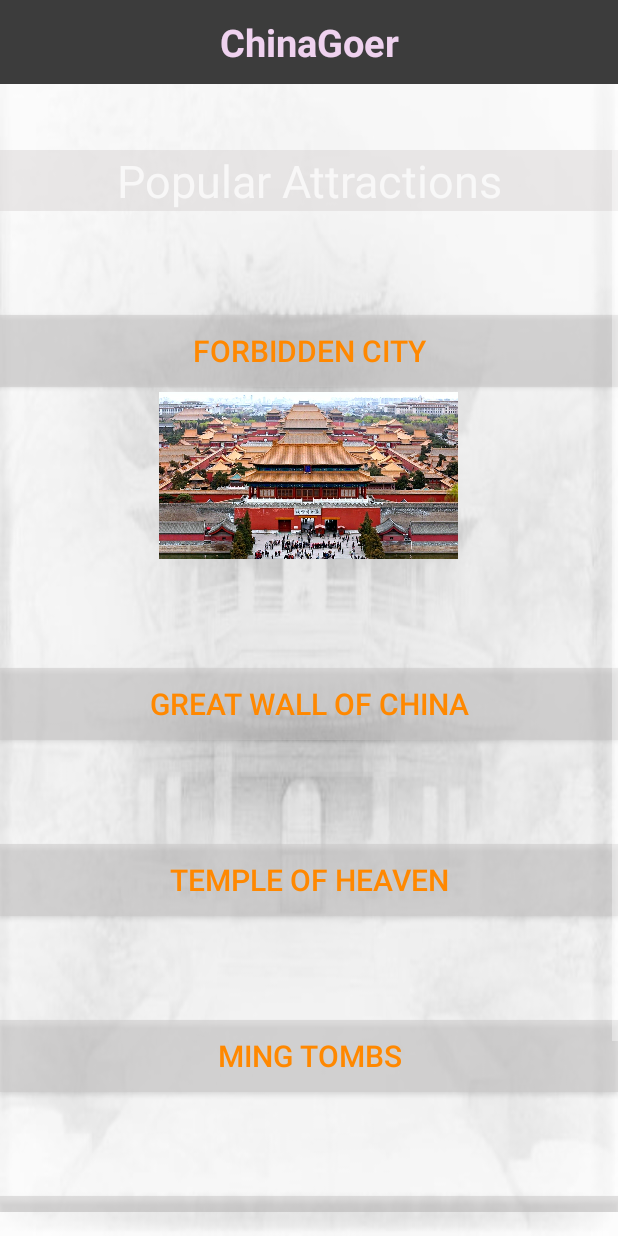
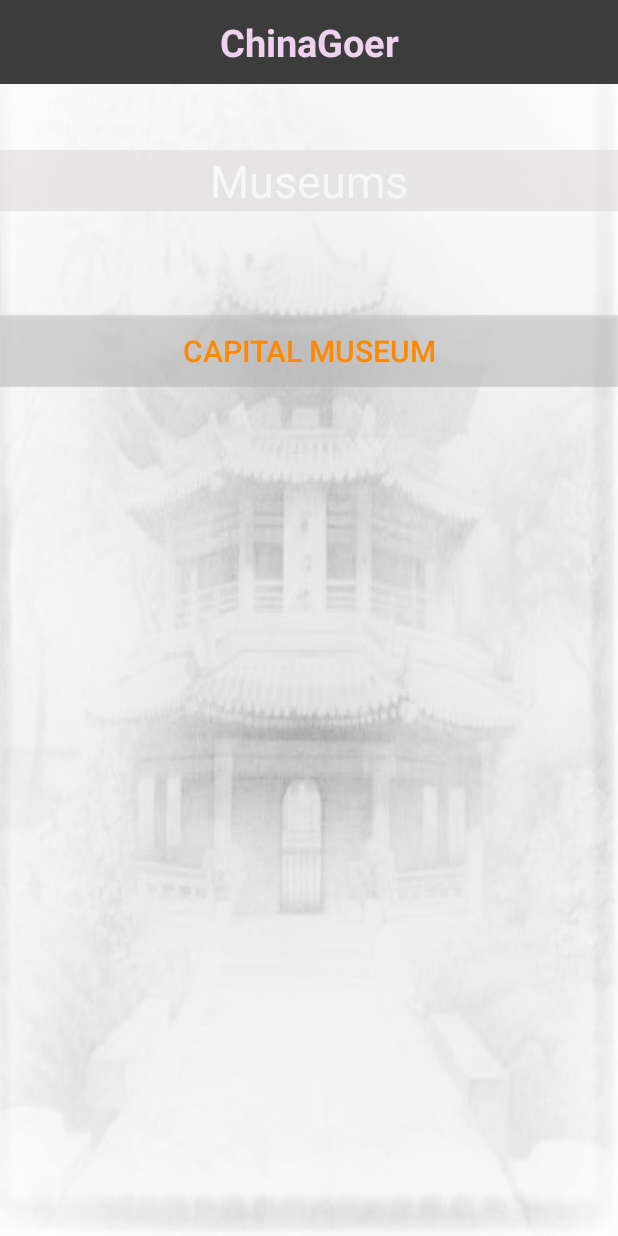
Before and after one commit to paceuniversity/CS3892017team1, an Android app: the attractionMuseumActivity screen opened directly, with no data from a screen before it, on a phone screen of 412 x 824 dp. Run offline under Robolectric (Android 15) with nearby library versions, the phone set to English and light mode, and no system bars.

Commit message:
Attraction Commit:  Museum and landmark activities. Buttons, pictures, background

```diff
--- a/app/src/main/AndroidManifest.xml
+++ b/app/src/main/AndroidManifest.xml
@@ -19,9 +19,8 @@
         <activity android:name=".foodActivity" />
         <activity android:name=".attractionActivity" />
         <activity android:name=".factsActivity" />
-        <activity android:name=".traditionalAttractionActivity" />
-        <activity android:name=".untraditionalAttractionActivity" />
-        <activity android:name=".poppularAttractionActivity"></activity>
+        <activity android:name=".attractionMuseumActivity" />
+        <activity android:name=".attractionLandmarksActivity"></activity>
     </application>
 
 </manifest>
--- a/app/src/main/java/com/example/jacksonhoang/citygoer/traditionalAttractionActivity.java
+++ b/app/src/main/java/com/example/jacksonhoang/citygoer/attractionLandmarksActivity.java
@@ -3,11 +3,11 @@
 import android.support.v7.app.AppCompatActivity;
 import android.os.Bundle;
 
-public class traditionalAttractionActivity extends AppCompatActivity {
+public class attractionLandmarksActivity extends AppCompatActivity {
 
     @Override
     protected void onCreate(Bundle savedInstanceState) {
         super.onCreate(savedInstanceState);
-        setContentView(R.layout.activity_traditional_attraction);
+        setContentView(R.layout.activity_attraction_landmarks);
     }
 }
--- a/app/src/main/java/com/example/jacksonhoang/citygoer/poppularAttractionActivity.java
+++ b/app/src/main/java/com/example/jacksonhoang/citygoer/attractionMuseumActivity.java
@@ -3,11 +3,11 @@
 import android.support.v7.app.AppCompatActivity;
 import android.os.Bundle;
 
-public class poppularAttractionActivity extends AppCompatActivity {
+public class attractionMuseumActivity extends AppCompatActivity {
 
     @Override
     protected void onCreate(Bundle savedInstanceState) {
         super.onCreate(savedInstanceState);
-        setContentView(R.layout.activity_poppular_attraction);
+        setContentView(R.layout.activity_attraction_museum);
     }
 }
--- a/app/src/main/res/layout/activity_poppular_attraction.xml
+++ /dev/null
@@ -1,122 +0,0 @@
-<?xml version="1.0" encoding="utf-8"?>
-<RelativeLayout xmlns:android="http://schemas.android.com/apk/res/android"
-    xmlns:app="http://schemas.android.com/apk/res-auto"
-    xmlns:tools="http://schemas.android.com/tools"
-    android:id="@+id/activity_main"
-    android:layout_width="match_parent"
-    android:layout_height="match_parent"
-    android:background="@drawable/mainbackgroundb"
-    android:paddingBottom="@dimen/activity_vertical_margin"
-    tools:context="com.example.jacksonhoang.citygoer.MainActivity">
-
-    <include
-        android:id="@+id/app_bar"
-        layout="@layout/app_bar"
-        />
-
-    <ScrollView
-        android:id="@+id/scrollView"
-        android:layout_width="fill_parent"
-        android:layout_height="fill_parent"
-        android:paddingTop="100dp"
-        android:layout_alignParentStart="true"
-        android:layout_alignParentTop="true">
-
-        <LinearLayout
-            android:layout_width="match_parent"
-            android:layout_height="match_parent"
-            android:orientation="vertical"
-            android:weightSum="1">
-
-            <TextView
-                android:id="@+id/titleAttractions"
-                android:layout_width="match_parent"
-                android:layout_height="wrap_content"
-
-                android:layout_alignParentStart="true"
-                android:layout_alignParentTop="true"
-                android:background="#80d9d6d6"
-                android:text="Popular Attractions"
-                android:textAlignment="center"
-                android:textSize="30dp" />
-
-
-            <Button
-                android:id="@+id/forbiddenCity"
-                android:layout_width="match_parent"
-                android:layout_height="wrap_content"
-                android:layout_alignParentStart="true"
-                android:layout_marginTop="69dp"
-                android:background="#80cac7c7"
-                android:text="Forbidden City"
-                android:textColor="#ff8800"
-                android:textSize="20dp" />
-
-            <ImageView
-                android:id="@+id/imageView"
-                android:layout_width="199dp"
-                android:layout_height="118dp"
-                android:layout_gravity="center"
-                app:srcCompat="@drawable/forbiddencity1" />
-
-            <Button
-                android:id="@+id/greatWall"
-                android:layout_width="match_parent"
-                android:layout_height="wrap_content"
-                android:layout_alignParentStart="true"
-                android:layout_marginTop="69dp"
-                android:background="#80cac7c7"
-                android:text="Great Wall of China"
-                android:textColor="#ff8800"
-                android:textSize="20dp" />
-
-
-            <Button
-                android:id="@+id/templeOfHeaven"
-                android:layout_width="match_parent"
-                android:layout_height="wrap_content"
-                android:layout_alignParentStart="true"
-                android:layout_marginTop="69dp"
-                android:background="#80cac7c7"
-                android:text="Temple of Heaven"
-                android:textColor="#ff8800"
-                android:textSize="20dp" />
-
-
-            <Button
-                android:id="@+id/mingTombs"
-                android:layout_width="match_parent"
-                android:layout_height="wrap_content"
-                android:layout_alignParentStart="true"
-                android:layout_marginTop="69dp"
-                android:background="#80cac7c7"
-                android:text="Ming Tombs"
-                android:textColor="#ff8800"
-                android:textSize="20dp" />
-
-            <Button
-                android:id="@+id/capitalMuseum"
-                android:layout_width="match_parent"
-                android:layout_height="wrap_content"
-                android:layout_alignParentStart="true"
-                android:layout_marginTop="69dp"
-                android:background="#80cac7c7"
-                android:text="Capital Museum"
-                android:textColor="#ff8800"
-                android:textSize="20dp" />
-
-            <Button
-                android:id="@+id/summerPalace"
-                android:layout_width="match_parent"
-                android:layout_height="wrap_content"
-                android:layout_alignParentStart="true"
-                android:layout_marginTop="69dp"
-                android:background="#80cac7c7"
-                android:text="Summer Palace"
-                android:textColor="#ff8800"
-                android:textSize="20dp" />
-
-        </LinearLayout>
-    </ScrollView>
-
-</RelativeLayout>
```
Also changed, not shown: app/src/main/java/com/example/jacksonhoang/citygoer/attractionActivity.java (+4 -8 lines), app/src/main/java/com/example/jacksonhoang/citygoer/untraditionalAttractionActivity.java (deleted, +0 -13 lines), app/src/main/res/layout/activity_attraction.xml (+7 -25 lines), app/src/main/res/layout/activity_attraction_landmarks.xml (renamed from app/src/main/res/layout/activity_traditional_attraction.xml, +1 -11 lines), app/src/main/res/layout/activity_attraction_museum.xml (renamed from app/src/main/res/layout/activity_untraditional_attraction.xml, +1 -47 lines), 1 other file.
